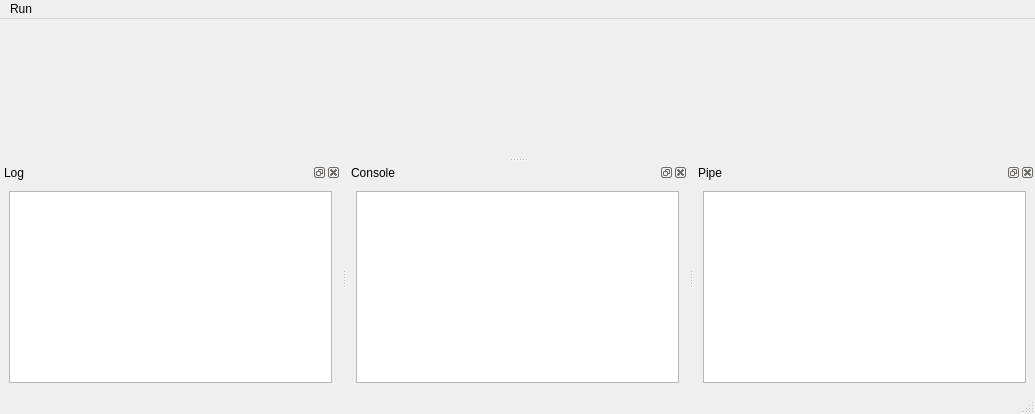
Before: the Qt Designer form debugger/monkeydbg/src/MainWindow.ui in testmana2/mks, drawn with Qt 5.
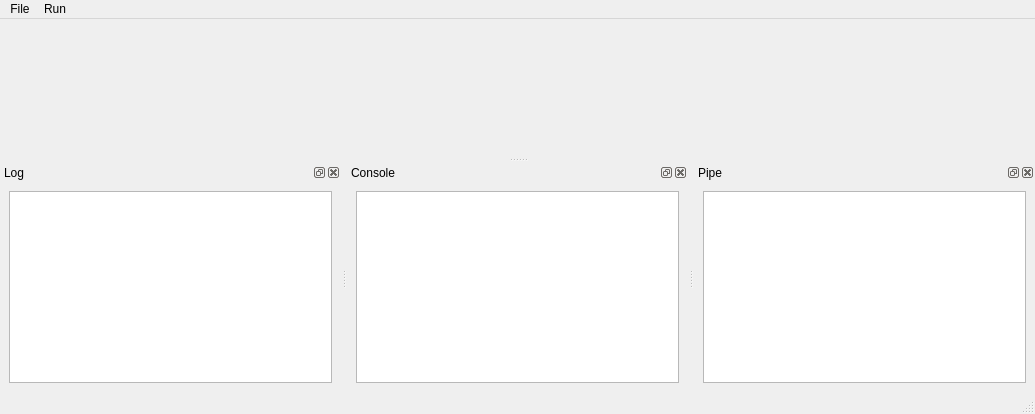
After: the same form once the commit is applied.

Diff of the .ui file:
```diff
--- a/debugger/monkeydbg/src/MainWindow.ui
+++ b/debugger/monkeydbg/src/MainWindow.ui
@@ -22,7 +22,7 @@
      <x>0</x>
      <y>0</y>
      <width>1035</width>
-     <height>24</height>
+     <height>25</height>
     </rect>
    </property>
    <widget class="QMenu" name="menuRun" >
@@ -38,6 +38,14 @@
     <addaction name="actionPause" />
     <addaction name="actionKill" />
    </widget>
+   <widget class="QMenu" name="menuFile" >
+    <property name="title" >
+     <string>File</string>
+    </property>
+    <addaction name="actionOpen_file" />
+    <addaction name="actionClose_file" />
+   </widget>
+   <addaction name="menuFile" />
    <addaction name="menuRun" />
   </widget>
   <widget class="QStatusBar" name="statusBar" />
```
Left out of the diff: 18 changed lines with no effect on the pictures.
